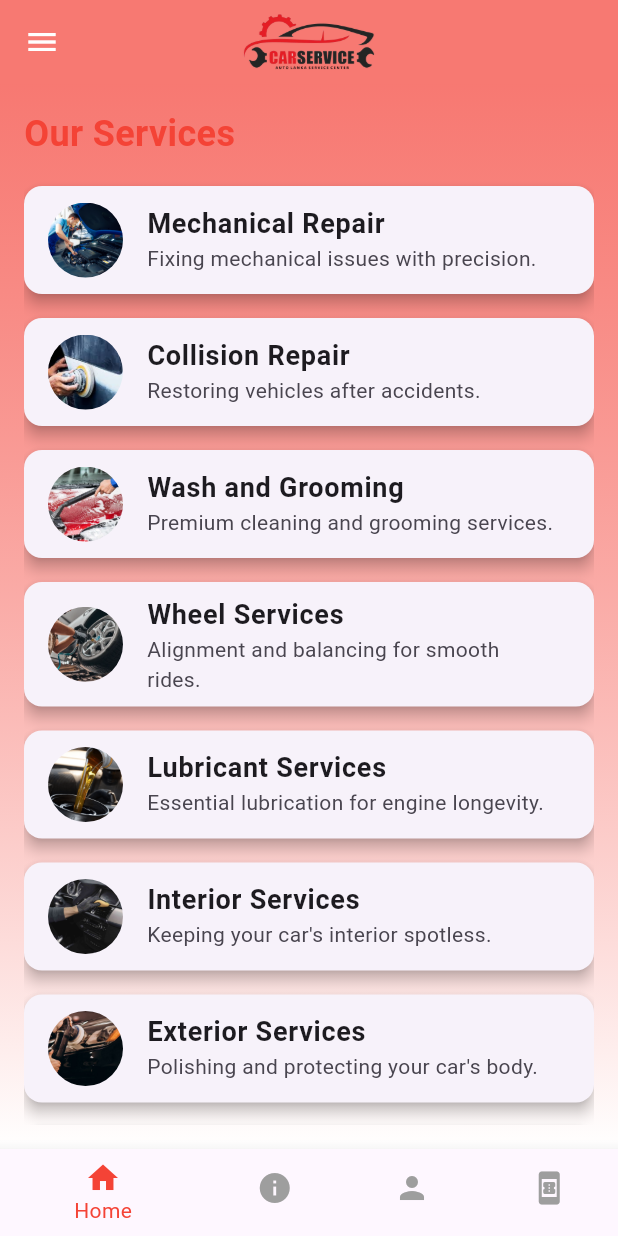
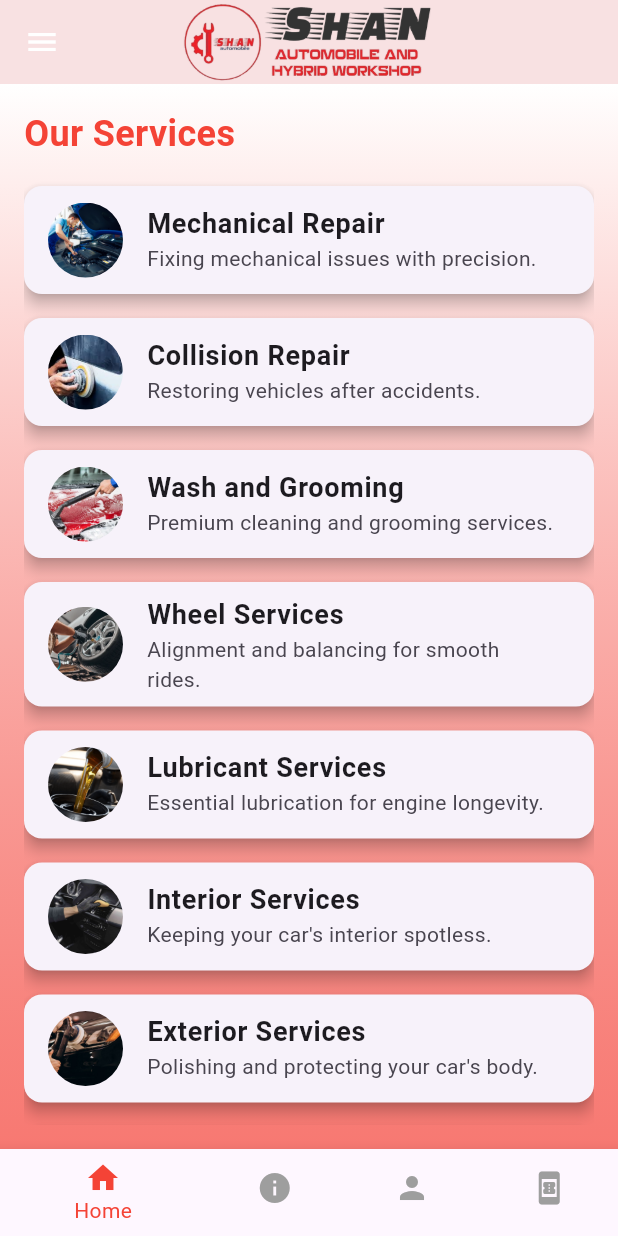
Before and after one commit to Thushanthadasun/Mobile_App, a Flutter app: the screen it shows after launch, after a tap on "Go to Home Page", on a phone screen of 412 x 824 dp. Run offline on Flutter 3.47's test engine with Material 3 defaults, Android fonts, the phone set to English and light mode, and no system bars.

Commit message:
ui_changes

```diff
--- a/lib/login_page.dart
+++ b/lib/login_page.dart
@@ -22,7 +22,7 @@ class _LoginPageState extends State<LoginPage> {
         child: Container(
           decoration: BoxDecoration(
             gradient: LinearGradient(
-              colors: [Colors.red.withOpacity(0.7), Colors.white],
+              colors: [Colors.white, Colors.red.withOpacity(0.1)],
               begin: Alignment.topLeft,
               end: Alignment.bottomRight,
             ),
@@ -42,7 +42,7 @@ class _LoginPageState extends State<LoginPage> {
                       Center(
                         child: Image.asset(
                           'assets/logo.png',
-                          width: isSmallScreen ? 100 : 150,
+                          width: isSmallScreen ? 170 : 200,
                         ),
                       ),
                       const SizedBox(height: 16),
--- a/lib/main.dart
+++ b/lib/main.dart
@@ -57,12 +57,12 @@ class _HomePageState extends State<HomePage> {
     return Scaffold(
       appBar: AppBar(
         title: SizedBox(
-          height: 40,
+          height: 60,
           child: Image.asset('assets/logo.png'),
         ),
         centerTitle: true,
         // ignore: deprecated_member_use
-        backgroundColor: Colors.red.withOpacity(0.7),
+        backgroundColor: const Color.fromARGB(255, 245, 215, 213).withOpacity(0.7),
         leading: Builder(
           builder: (context) => IconButton(
             icon: const Icon(Icons.menu, color: Colors.white),
@@ -78,7 +78,7 @@ class _HomePageState extends State<HomePage> {
               decoration: BoxDecoration(
                 gradient: LinearGradient(
                   // ignore: deprecated_member_use
-                  colors: [Colors.red.withOpacity(0.7), Colors.white],
+                  colors: [Colors.white, Colors.red.withOpacity(0.7)],
                 ),
               ),
               child: Center(
@@ -102,7 +102,7 @@ class _HomePageState extends State<HomePage> {
             begin: Alignment.topCenter,
             end: Alignment.bottomCenter,
             // ignore: deprecated_member_use
-            colors: [Colors.red.withOpacity(0.7), Colors.white],
+            colors: [Colors.white, Colors.red.withOpacity(0.7)],
           ),
         ),
         child: Center(
@@ -123,38 +123,14 @@ class _HomePageState extends State<HomePage> {
       ),
     );
   }
-  // use one of following _drawerItem function
-  /*
+
   Widget _drawerItem(BuildContext context, IconData icon, String title, int index) {
-  return Container(
-    color: Colors.red.withOpacity(0.1), //  red background for the tile
-    child: ListTile(
-      leading: Icon(icon, color: Colors.red.withOpacity(0.7)),
-      title: Text(
-        title,
-        style: TextStyle(color: Colors.red.withOpacity(0.7)), // Title text color
-      ),
-      onTap: () {
-        Navigator.pop(context); // Close the drawer first always and then the rest
-        if (index >= 0) {
-          setState(() {
-            _selectedIndex = index;
-          });
-        } else {
-          // Log out case: Navigate to login page
-          Navigator.pushReplacementNamed(context, '/login');
-        }
-      },
-    ),
-  );
-}
-*/
-  Widget _drawerItem(BuildContext context, IconData icon, String title, int index) {
-  return ListTile(//setting color only to the title
+  return ListTile(
+    // ignore: deprecated_member_use
     leading: Icon(icon, color: Colors.red.withOpacity(0.7)),
     title: Text(title),
     onTap: () {
-      Navigator.pop(context); // Close the drawer first always and then the rest
+      Navigator.pop(context); // Close the drawer
       if (index >= 0) {
         setState(() {
           _selectedIndex = index;
--- a/lib/signup_page.dart
+++ b/lib/signup_page.dart
@@ -30,7 +30,7 @@ class _SignupPageState extends State<SignupPage> {
               child: Container(
                 decoration: BoxDecoration(
                   gradient: LinearGradient(
-                    colors: [Colors.red.withOpacity(0.7), Colors.white],
+                    colors: [Colors.white, Colors.red.withOpacity(0.1)],
                     begin: Alignment.topLeft,
                     end: Alignment.bottomRight,
                   ),
@@ -55,9 +55,13 @@ class _SignupPageState extends State<SignupPage> {
                       children: [
                         // Logo
                         Center(
+                          child: InkWell(
+                            onTap: () {
+                              Navigator.pop(context);
+                            },
                             child: Image.asset(
                               'assets/logo.png',
-                              width: isSmallScreen ? 120 : 150,
+                              width: isSmallScreen ? 170 : 200,
                               errorBuilder: (context, error, stackTrace) {
                                 return Icon(
                                   Icons.account_circle,
```
Also changed, not shown: assets/logo.png.
